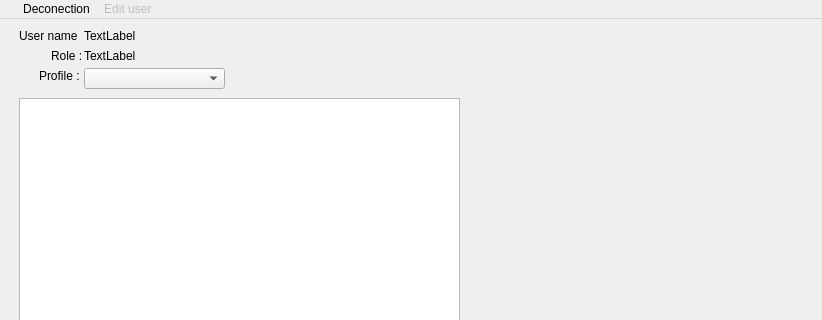
PokGT/QtTPS8, file mainwindow.ui: the form before one commit; both pictures show x 0 to 822 and y 0 to 320 of the 822 by 562 pixel window.
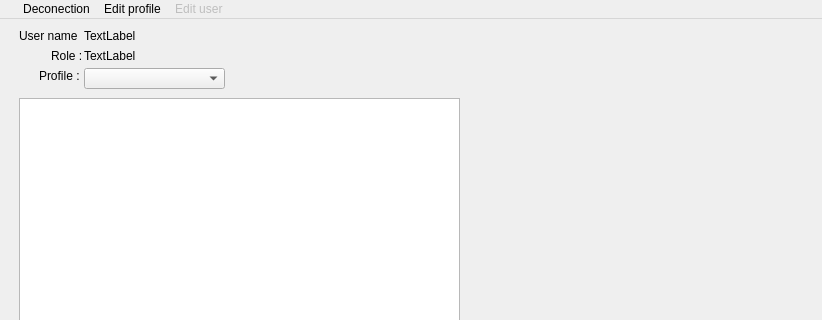
The form after the commit.

```diff
--- a/mainwindow.ui
+++ b/mainwindow.ui
@@ -284,12 +284,18 @@
     </property>
     <addaction name="actionCreate_User"/>
     <addaction name="actionRemove_User"/>
+   </widget>
+   <widget class="QMenu" name="menuEdit_profile">
+    <property name="title">
+     <string>Edit profile</string>
+    </property>
     <addaction name="actionAdd_profile"/>
     <addaction name="actionRemove_profile"/>
     <addaction name="actionShow_all"/>
    </widget>
    <addaction name="menu"/>
    <addaction name="menuDeconection"/>
+   <addaction name="menuEdit_profile"/>
    <addaction name="menuEditUser"/>
   </widget>
   <widget class="QStatusBar" name="statusbar"/>
```
Left out of the diff: 21 changed lines with no effect on the pictures.
